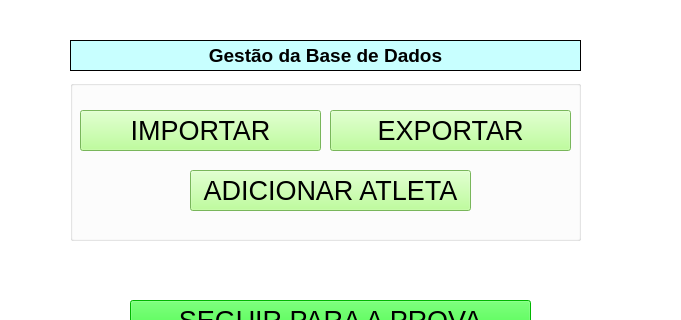
This is central_pc/gui/initwindow.ui in xBogas/ES-SACA as Qt 5 draws it before an edit; both pictures show x 590 to 1271 and y 90 to 410 of the 1271 by 666 pixel window. The edited form follows.
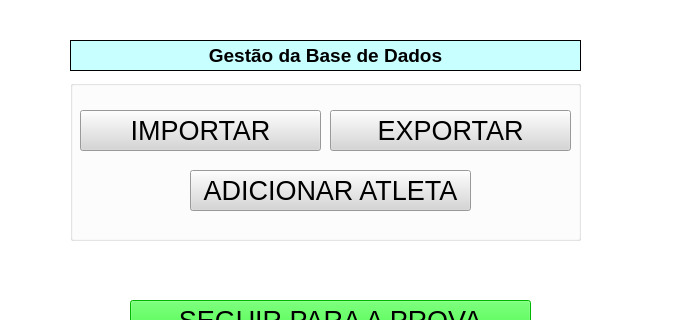
This is the edited form. Icons and pictures are not drawn.

Diff of the .ui file:
```diff
--- a/central_pc/gui/initwindow.ui
+++ b/central_pc/gui/initwindow.ui
@@ -142,7 +142,7 @@
       </font>
      </property>
      <property name="styleSheet">
-      <string notr="true">background-color: rgb(170, 255, 127);</string>
+      <string notr="true">background-color: rgb(214, 214, 214);</string>
      </property>
      <property name="text">
       <string>IMPORTAR</string>
@@ -163,7 +163,7 @@
       </font>
      </property>
      <property name="styleSheet">
-      <string notr="true">background-color: rgb(170, 255, 127);</string>
+      <string notr="true">background-color: rgb(214, 214, 214);</string>
      </property>
      <property name="text">
       <string>EXPORTAR</string>
@@ -184,7 +184,7 @@
       </font>
      </property>
      <property name="styleSheet">
-      <string notr="true">background-color: rgb(170, 255, 127);</string>
+      <string notr="true">background-color: rgb(214, 214, 214);</string>
      </property>
      <property name="text">
       <string>ADICIONAR ATLETA</string>
```
